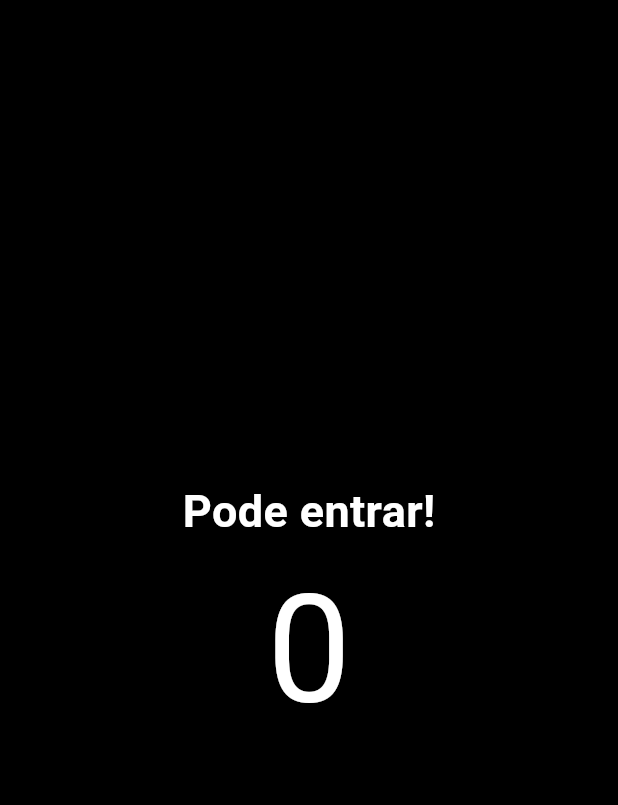
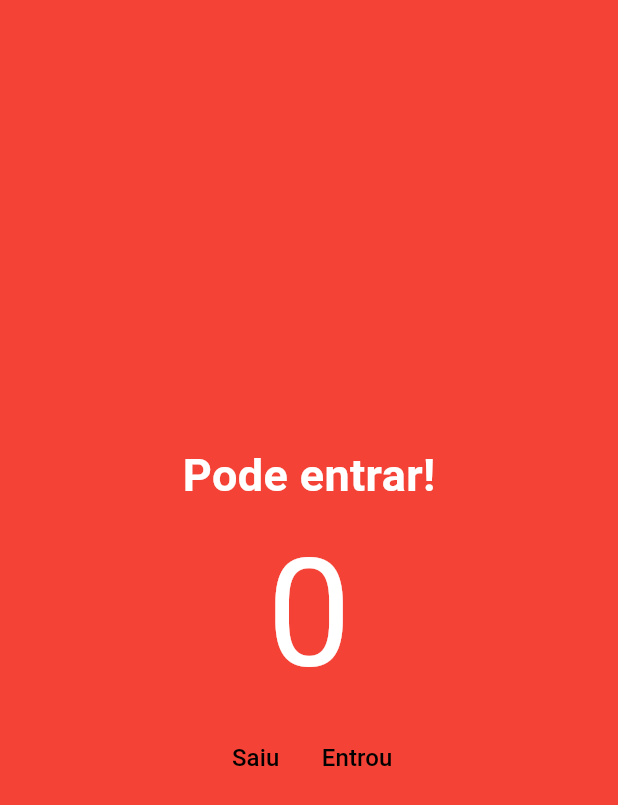
Before and after one commit to joaoaugusto-dev/curso-flutter, a Flutter app: the screen it shows after launch, on a phone screen of 412 x 824 dp. Shown: the top 805 px of the screen. Run offline on Flutter 3.47's test engine with Material 3 defaults, Android fonts, the light colour scheme and no system bars.

Commit message:
Botão, funções e rows

```diff
--- a/FLUTTER001 - APP CONTADOR DE PESSOAS/contador_de_pessoas/lib/main.dart
+++ b/FLUTTER001 - APP CONTADOR DE PESSOAS/contador_de_pessoas/lib/main.dart
@@ -17,18 +17,26 @@ class MyApp extends StatelessWidget {
 class HomePage extends StatelessWidget {
   const HomePage({super.key});
 
+  void decrement() {
+    print("Decrement");
+  }
+
+  void increment() {
+    print("Increment");
+  }
+
   @override
   Widget build(BuildContext context) {
     //base de tudo, andaime
     return Scaffold(
-      backgroundColor: Colors.black,
+      backgroundColor: Colors.red,
       //coluna
       body: Column(
         //centralizacao
         mainAxisAlignment:
             MainAxisAlignment.center,
-        children: const [
-          Text(
+        children: [
+          const Text(
             "Pode entrar!",
             style: TextStyle(
               fontSize: 30,
@@ -38,14 +46,39 @@ class HomePage extends StatelessWidget {
               //backgroundColor: Colors.white,
             ),
           ),
-          Text(
+          const Text(
             "0",
             style: TextStyle(
               fontSize: 100,
               color: Colors.white,
             ),
           ),
-          Row(),
+          Row(
+            mainAxisAlignment:
+                MainAxisAlignment.center,
+            children: [
+              TextButton(
+                onPressed: decrement,
+                child: Text(
+                  "Saiu",
+                  style: TextStyle(
+                    color: Colors.black,
+                    fontSize: 16,
+                  ),
+                ),
+              ),
+              TextButton(
+                onPressed: increment,
+                child: Text(
+                  "Entrou",
+                  style: TextStyle(
+                    color: Colors.black,
+                    fontSize: 16,
+                  ),
+                ),
+              ),
+            ],
+          ),
         ],
       ),
     );
```
